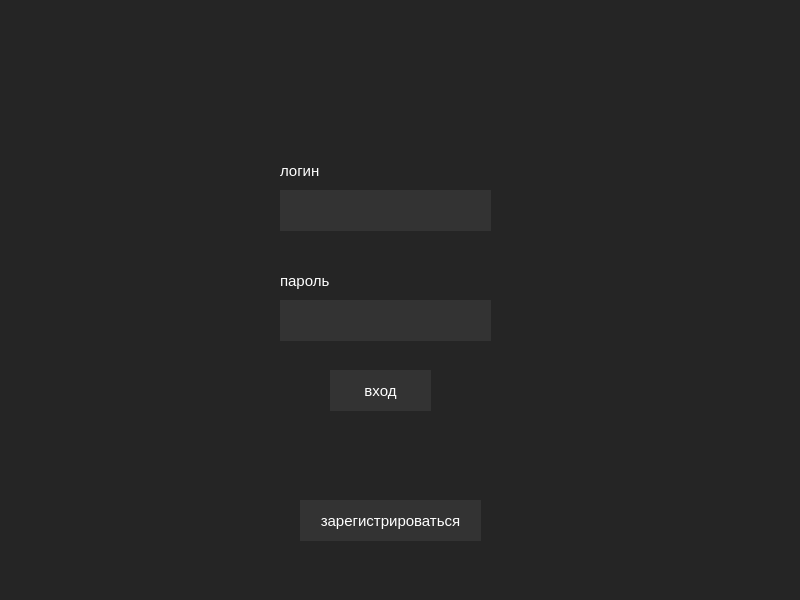
This is untitled/forms/mainwindow.ui in skulweq/project_taskmanager as Qt 5 draws it before an edit. The edited form follows.
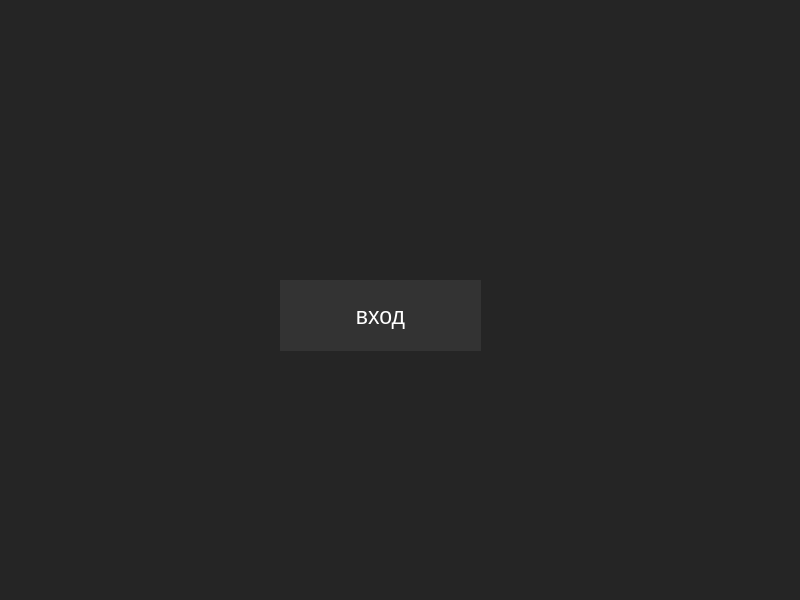
This is the edited form.

```diff
--- a/untitled/forms/mainwindow.ui
+++ b/untitled/forms/mainwindow.ui
@@ -17,132 +17,18 @@
    <string notr="true">background-color: #252525;</string>
   </property>
   <widget class="QWidget" name="centralwidget">
-   <widget class="QLabel" name="label">
-    <property name="geometry">
-     <rect>
-      <x>280</x>
-      <y>160</y>
-      <width>81</width>
-      <height>21</height>
-     </rect>
-    </property>
-    <property name="font">
-     <font>
-      <pointsize>11</pointsize>
-     </font>
-    </property>
-    <property name="styleSheet">
-     <string notr="true">QLabel {
-	color: white;
-}</string>
-    </property>
-    <property name="text">
-     <string>логин</string>
-    </property>
-   </widget>
-   <widget class="QLineEdit" name="lineEdit">
-    <property name="geometry">
-     <rect>
-      <x>280</x>
-      <y>190</y>
-      <width>211</width>
-      <height>41</height>
-     </rect>
-    </property>
-    <property name="styleSheet">
-     <string notr="true">QLineEdit {
-	border: #383838;
-	color: white;
-	background-color: #333333;
-}
-
-</string>
-    </property>
-   </widget>
-   <widget class="QLabel" name="label_2">
-    <property name="geometry">
-     <rect>
-      <x>280</x>
-      <y>270</y>
-      <width>81</width>
-      <height>21</height>
-     </rect>
-    </property>
-    <property name="font">
-     <font>
-      <pointsize>11</pointsize>
-     </font>
-    </property>
-    <property name="styleSheet">
-     <string notr="true">QLabel {
-	color: white;
-}</string>
-    </property>
-    <property name="text">
-     <string>пароль</string>
-    </property>
-   </widget>
-   <widget class="QLineEdit" name="lineEdit_2">
-    <property name="geometry">
-     <rect>
-      <x>280</x>
-      <y>300</y>
-      <width>211</width>
-      <height>41</height>
-     </rect>
-    </property>
-    <property name="styleSheet">
-     <string notr="true">QLineEdit {
-	border: #383838;
-	color: white;
-	background-color: #333333;
-}
-
-</string>
-    </property>
-   </widget>
-   <widget class="QPushButton" name="pushButton_2">
-    <property name="geometry">
-     <rect>
-      <x>300</x>
-      <y>500</y>
-      <width>181</width>
-      <height>41</height>
-     </rect>
-    </property>
-    <property name="font">
-     <font>
-      <pointsize>11</pointsize>
-     </font>
-    </property>
-    <property name="styleSheet">
-     <string notr="true">QPushButton {
-	border: #383838;
-	color: white;
-	background-color: #333333;
-}
-
-QPushButton::pressed {
-	background-color: #424242;
-}
-</string>
-    </property>
-    <property name="text">
-     <string>зарегистрироваться</string>
-    </property>
-   </widget>
    <widget class="QPushButton" name="pushButton">
     <property name="geometry">
      <rect>
-      <x>330</x>
-      <y>370</y>
-      <width>101</width>
-      <height>41</height>
+      <x>280</x>
+      <y>280</y>
+      <width>201</width>
+      <height>71</height>
      </rect>
     </property>
     <property name="font">
      <font>
-      <pointsize>11</pointsize>
+      <pointsize>17</pointsize>
      </font>
     </property>
     <property name="styleSheet">
```
